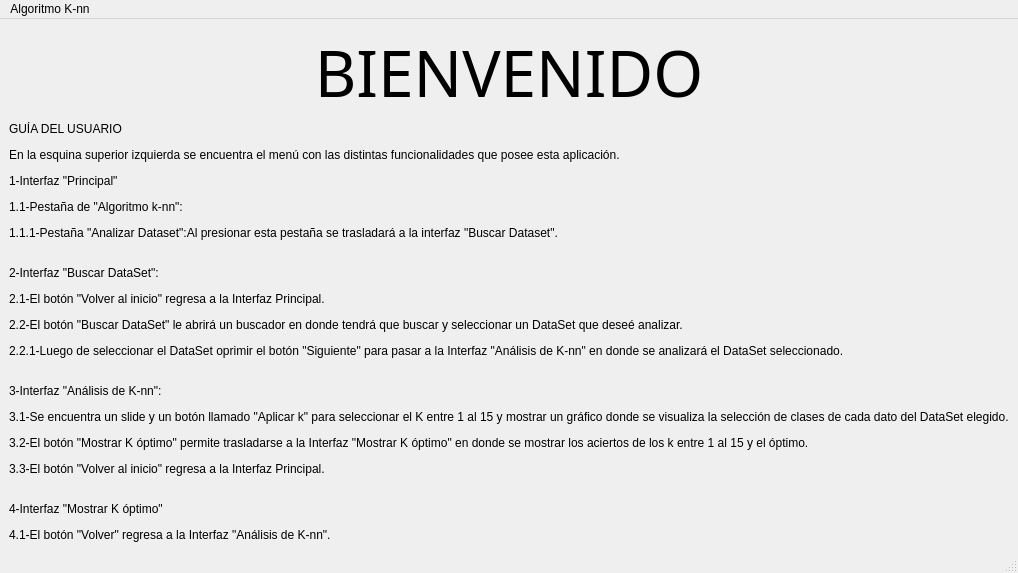
Before: the Qt Designer form Interfaz_Principal.ui in AgustinEncina27/Implementaci-n-Algoritmo-k-nn, drawn with Qt 5.
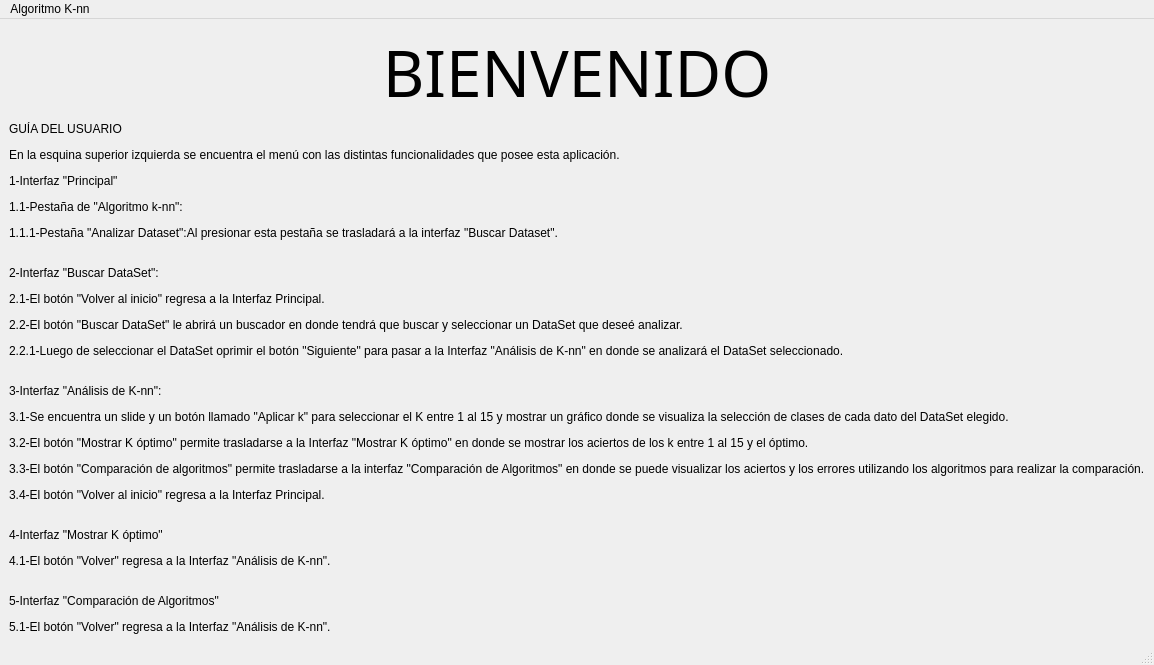
After: the same form once the commit is applied.

Commit message: Nueva Interfaz tabla

The edit to the form file:
```diff
--- a/Interfaz_Principal.ui
+++ b/Interfaz_Principal.ui
@@ -6,8 +6,8 @@
    <rect>
     <x>0</x>
     <y>0</y>
-    <width>911</width>
-    <height>531</height>
+    <width>1033</width>
+    <height>620</height>
    </rect>
   </property>
   <property name="sizePolicy">
@@ -49,7 +49,7 @@
     <item>
      <widget class="QLabel" name="label_2">
       <property name="text">
-       <string>&lt;html&gt;&lt;head/&gt;&lt;body&gt;&lt;p&gt;GUÍA DEL USUARIO&lt;/p&gt;&lt;p&gt;En la esquina superior izquierda se encuentra el menú con las distintas funcionalidades que posee esta aplicación.&lt;/p&gt;&lt;p&gt;1-Interfaz &amp;quot;Principal&amp;quot;&lt;/p&gt;&lt;p&gt;1.1-Pestaña de &amp;quot;Algoritmo k-nn&amp;quot;:&lt;/p&gt;&lt;p&gt;1.1.1-Pestaña &amp;quot;Analizar Dataset&amp;quot;:Al presionar esta pestaña se trasladará a la interfaz &amp;quot;Buscar Dataset&amp;quot;.&lt;br/&gt;&lt;/p&gt;&lt;p&gt;2-Interfaz &amp;quot;Buscar DataSet&amp;quot;:&lt;/p&gt;&lt;p&gt;2.1-El botón &amp;quot;Volver al inicio&amp;quot; regresa a la Interfaz Principal.&lt;/p&gt;&lt;p&gt;2.2-El botón &amp;quot;Buscar DataSet&amp;quot; le abrirá un buscador en donde tendrá que buscar y seleccionar un DataSet que deseé analizar.&lt;/p&gt;&lt;p&gt;2.2.1-Luego de seleccionar el DataSet oprimir el botón &amp;quot;Siguiente&amp;quot; para pasar a la Interfaz &amp;quot;Análisis de K-nn&amp;quot; en donde se analizará el DataSet seleccionado.&lt;br/&gt;&lt;/p&gt;&lt;p&gt;3-Interfaz &amp;quot;Análisis de K-nn&amp;quot;:&lt;/p&gt;&lt;p&gt;3.1-Se encuentra un slide y un botón llamado &amp;quot;Aplicar k&amp;quot; para seleccionar el K entre 1 al 15 y mostrar un gráfico donde se visualiza la selección de clases de cada dato del DataSet elegido.&lt;/p&gt;&lt;p&gt;3.2-El botón &amp;quot;Mostrar K óptimo&amp;quot; permite trasladarse a la Interfaz &amp;quot;Mostrar K óptimo&amp;quot; en donde se mostrar los aciertos de los k entre 1 al 15 y el óptimo.&lt;/p&gt;&lt;p&gt;3.3-El botón &amp;quot;Volver al inicio&amp;quot; regresa a la Interfaz Principal.&lt;br/&gt;&lt;/p&gt;&lt;p&gt;4-Interfaz &amp;quot;Mostrar K óptimo&amp;quot;&lt;/p&gt;&lt;p&gt;4.1-El botón &amp;quot;Volver&amp;quot; regresa a la Interfaz &amp;quot;Análisis de K-nn&amp;quot;.&lt;/p&gt;&lt;/body&gt;&lt;/html&gt;</string>
+       <string>&lt;html&gt;&lt;head/&gt;&lt;body&gt;&lt;p&gt;GUÍA DEL USUARIO&lt;/p&gt;&lt;p&gt;En la esquina superior izquierda se encuentra el menú con las distintas funcionalidades que posee esta aplicación.&lt;/p&gt;&lt;p&gt;1-Interfaz &amp;quot;Principal&amp;quot;&lt;/p&gt;&lt;p&gt;1.1-Pestaña de &amp;quot;Algoritmo k-nn&amp;quot;:&lt;/p&gt;&lt;p&gt;1.1.1-Pestaña &amp;quot;Analizar Dataset&amp;quot;:Al presionar esta pestaña se trasladará a la interfaz &amp;quot;Buscar Dataset&amp;quot;.&lt;br/&gt;&lt;/p&gt;&lt;p&gt;2-Interfaz &amp;quot;Buscar DataSet&amp;quot;:&lt;/p&gt;&lt;p&gt;2.1-El botón &amp;quot;Volver al inicio&amp;quot; regresa a la Interfaz Principal.&lt;/p&gt;&lt;p&gt;2.2-El botón &amp;quot;Buscar DataSet&amp;quot; le abrirá un buscador en donde tendrá que buscar y seleccionar un DataSet que deseé analizar.&lt;/p&gt;&lt;p&gt;2.2.1-Luego de seleccionar el DataSet oprimir el botón &amp;quot;Siguiente&amp;quot; para pasar a la Interfaz &amp;quot;Análisis de K-nn&amp;quot; en donde se analizará el DataSet seleccionado.&lt;br/&gt;&lt;/p&gt;&lt;p&gt;3-Interfaz &amp;quot;Análisis de K-nn&amp;quot;:&lt;/p&gt;&lt;p&gt;3.1-Se encuentra un slide y un botón llamado &amp;quot;Aplicar k&amp;quot; para seleccionar el K entre 1 al 15 y mostrar un gráfico donde se visualiza la selección de clases de cada dato del DataSet elegido.&lt;/p&gt;&lt;p&gt;3.2-El botón &amp;quot;Mostrar K óptimo&amp;quot; permite trasladarse a la Interfaz &amp;quot;Mostrar K óptimo&amp;quot; en donde se mostrar los aciertos de los k entre 1 al 15 y el óptimo.&lt;/p&gt;&lt;p&gt;3.3-El botón &amp;quot;Comparación de algoritmos&amp;quot; permite trasladarse a la interfaz &amp;quot;Comparación de Algoritmos&amp;quot; en donde se puede visualizar los aciertos y los errores utilizando los algoritmos para realizar la comparación.&lt;/p&gt;&lt;p&gt;3.4-El botón &amp;quot;Volver al inicio&amp;quot; regresa a la Interfaz Principal.&lt;br/&gt;&lt;/p&gt;&lt;p&gt;4-Interfaz &amp;quot;Mostrar K óptimo&amp;quot;&lt;/p&gt;&lt;p&gt;4.1-El botón &amp;quot;Volver&amp;quot; regresa a la Interfaz &amp;quot;Análisis de K-nn&amp;quot;.&lt;br/&gt;&lt;/p&gt;&lt;p&gt;5-Interfaz &amp;quot;Comparación de Algoritmos&amp;quot;&lt;/p&gt;&lt;p&gt;5.1-El botón &amp;quot;Volver&amp;quot; regresa a la Interfaz &amp;quot;Análisis de K-nn&amp;quot;.&lt;/p&gt;&lt;/body&gt;&lt;/html&gt;</string>
       </property>
       <property name="alignment">
        <set>Qt::AlignLeading|Qt::AlignLeft|Qt::AlignTop</set>
@@ -63,7 +63,7 @@
     <rect>
      <x>0</x>
      <y>0</y>
-     <width>911</width>
+     <width>1033</width>
      <height>21</height>
     </rect>
    </property>
```
The commit also changes 15 other files.
